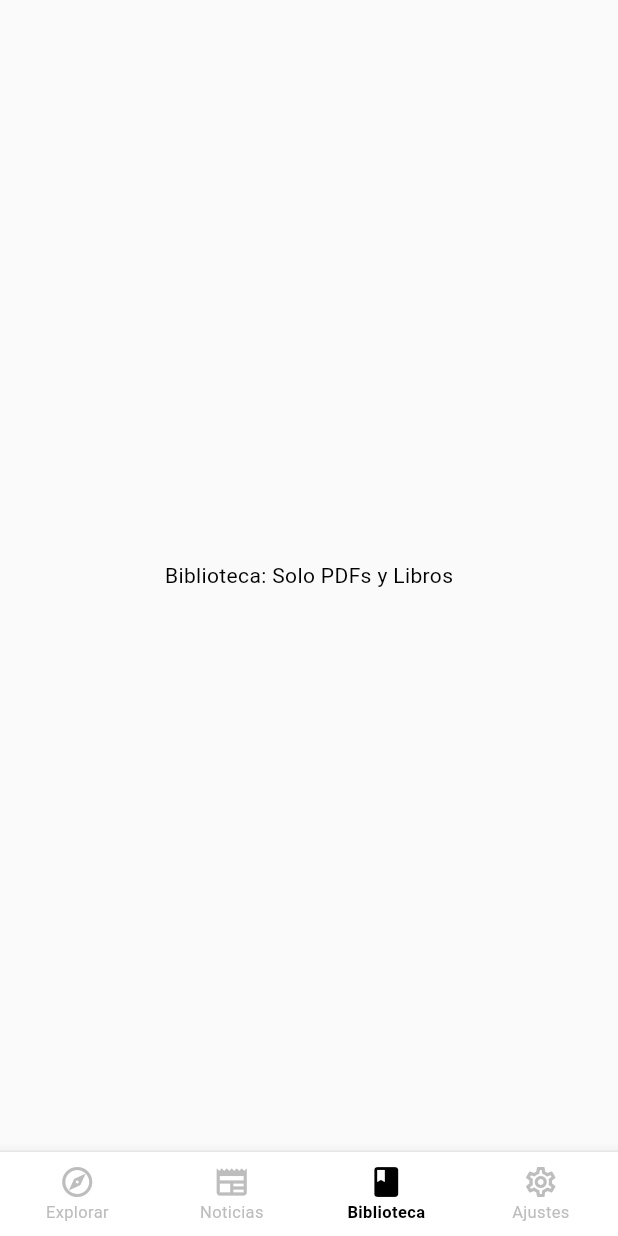
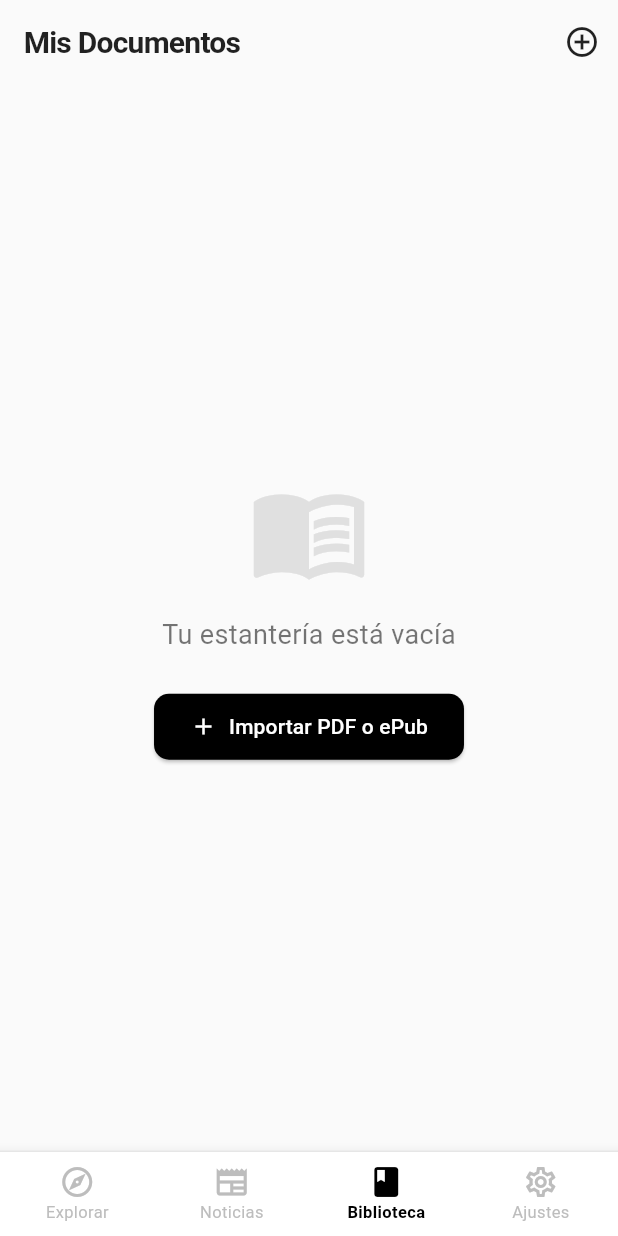
Before and after one commit to Erisaurus06/ods4-omnilibrary, a Flutter app: the screen it shows after launch, item 3 of the bottom bar chosen, on a phone screen of 412 x 824 dp. Run offline on Flutter 3.47's test engine with Material 3 defaults, Android fonts, the phone set to English and light mode, and no system bars; our stand-ins replace file_picker; missing offline and left inert: dart_rss; network calls fail.

Commit message:
cambios en el sistema internoty ne las carpetas de navegacion

```diff
--- a/lib/screens/home_screen.dart
+++ b/lib/screens/home_screen.dart
@@ -5,6 +5,7 @@ import 'package:omnilibrary/services/rss_service.dart';
 import '../services/wikipedia_service.dart';
 import '../services/rss_service.dart';
 import 'package:dart_rss/dart_rss.dart';
+import 'package:file_picker/file_picker.dart';
 
 class HomeScreen extends StatefulWidget {
   const HomeScreen({super.key});
@@ -16,11 +17,10 @@ class HomeScreen extends StatefulWidget {
 class _HomeScreenState extends State<HomeScreen> {
   int _indiceActual = 0; // Controla en qué pestaña estamos
 
-  // Lista de las 4 pantallas principales
   final List<Widget> _pantallas = [
     const _SeccionExplorar(),
-    const _SeccionNoticias(), // ¡Aquí conectamos la nueva pantalla!
-    const Center(child: Text('Biblioteca: Solo PDFs y Libros')),
+    const _SeccionNoticias(),
+    const _SeccionBiblioteca(), // ¡Conectamos la biblioteca real!
     const Center(child: Text('Configuración del Sistema')),
   ];
 
@@ -383,3 +383,152 @@ class _SeccionNoticias extends StatelessWidget {
     );
   }
 }
+
+// --- SECCIÓN 3: BIBLIOTECA (Tus PDFs y Libros) ---
+class _SeccionBiblioteca extends StatefulWidget {
+  const _SeccionBiblioteca();
+
+  @override
+  State<_SeccionBiblioteca> createState() => _SeccionBibliotecaState();
+}
+
+class _SeccionBibliotecaState extends State<_SeccionBiblioteca> {
+  // Aquí guardaremos la lista de archivos que el usuario vaya agregando
+  List<PlatformFile> _misDocumentos = [];
+
+  // Función para abrir el explorador nativo del celular
+  Future<void> _agregarDocumento() async {
+    try {
+      FilePickerResult? resultado = await FilePicker.platform.pickFiles(
+        type: FileType.custom,
+        allowedExtensions: [
+          'pdf',
+          'epub',
+        ], // Solo permitimos formatos de lectura
+        allowMultiple: true, // Permite seleccionar varios a la vez
+      );
+
+      if (resultado != null) {
+        setState(() {
+          // Agregamos los archivos nuevos a nuestra estantería
+          _misDocumentos.addAll(resultado.files);
+        });
+      }
+    } catch (e) {
+      print("Error al abrir los archivos: $e");
+    }
+  }
+
+  @override
+  Widget build(BuildContext context) {
+    return Scaffold(
+      appBar: AppBar(
+        title: const Text('Mis Documentos'),
+        centerTitle: false,
+        actions: [
+          IconButton(
+            icon: const Icon(Icons.add_circle_outline),
+            tooltip: 'Añadir PDF',
+            onPressed: _agregarDocumento,
+          ),
+        ],
+      ),
+      // Si la estantería está vacía, mostramos un mensaje amigable
+      body: _misDocumentos.isEmpty
+          ? Center(
+              child: Column(
+                mainAxisAlignment: MainAxisAlignment.center,
+                children: [
+                  Icon(
+                    Icons.menu_book_outlined,
+                    size: 80,
+                    color: Colors.grey[300],
+                  ),
+                  const SizedBox(height: 16),
+                  const Text(
+                    'Tu estantería está vacía',
+                    style: TextStyle(fontSize: 18, color: Colors.black54),
+                  ),
+                  const SizedBox(height: 24),
+                  ElevatedButton.icon(
+                    onPressed: _agregarDocumento,
+                    icon: const Icon(Icons.add, color: Colors.white),
+                    label: const Text('Importar PDF o ePub'),
+                    style: ElevatedButton.styleFrom(
+                      backgroundColor: Colors.black, // Botón negro premium
+                      foregroundColor: Colors.white,
+                      shape: RoundedRectangleBorder(
+                        borderRadius: BorderRadius.circular(10),
+                      ),
+                      padding: const EdgeInsets.symmetric(
+                        horizontal: 24,
+                        vertical: 12,
+                      ),
+                    ),
+                  ),
+                ],
+              ),
+            )
+          // Si ya hay archivos, los mostramos en formato de lista elegante
+          : ListView.builder(
+              padding: const EdgeInsets.symmetric(
+                horizontal: 20.0,
+                vertical: 10.0,
+              ),
+              itemCount: _misDocumentos.length,
+              itemBuilder: (context, index) {
+                final archivo = _misDocumentos[index];
+
+                // Calculamos el tamaño del archivo para mostrarlo (MB)
+                final double tamanoMB = archivo.size / (1024 * 1024);
+
+                return Padding(
+                  padding: const EdgeInsets.only(bottom: 12.0),
+                  child: Container(
+                    decoration: BoxDecoration(
+                      color: Colors.white,
+                      borderRadius: BorderRadius.circular(12),
+                      border: Border.all(color: Colors.grey[200]!),
+                    ),
+                    child: ListTile(
+                      contentPadding: const EdgeInsets.all(12),
+                      leading: Container(
+                        width: 50,
+                        height: 50,
+                        decoration: BoxDecoration(
+                          color: Colors.grey[100],
+                          borderRadius: BorderRadius.circular(8),
+                        ),
+                        child: Icon(
+                          archivo.extension == 'pdf'
+                              ? Icons.picture_as_pdf_outlined
+                              : Icons.book_outlined,
+                          color: Colors.black54,
+                        ),
+                      ),
+                      title: Text(
+                        archivo.name,
+                        style: const TextStyle(fontWeight: FontWeight.w600),
+                        maxLines: 2,
+                        overflow: TextOverflow.ellipsis,
+                      ),
+                      subtitle: Text(
+                        '${archivo.extension!.toUpperCase()} • ${tamanoMB.toStringAsFixed(2)} MB',
+                        style: const TextStyle(color: Colors.black54),
+                      ),
+                      trailing: const Icon(
+                        Icons.chevron_right,
+                        color: Colors.black26,
+                      ),
+                      onTap: () {
+                        // Aquí conectaremos el visor de PDFs nativo
+                        print("Abrir archivo: ${archivo.path}");
+                      },
+                    ),
+                  ),
+                );
+              },
+            ),
+    );
+  }
+}
--- a/pubspec.yaml
+++ b/pubspec.yaml
@@ -29,6 +29,7 @@ environment:
 # versions available, run `flutter pub outdated`.
 dependencies:
   dart_rss: ^3.0.3
+  file_picker: ^11.0.2
   flutter:
     sdk: flutter
 
```
Also changed, not shown: pubspec.lock, 1 other file.
